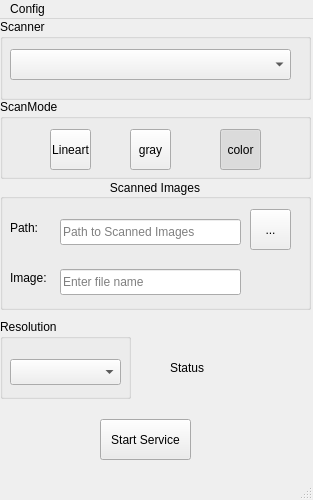
Above: mainwindow.ui from AlfredoCubitos/Scan2Folder before the change. Below: the same form after it.
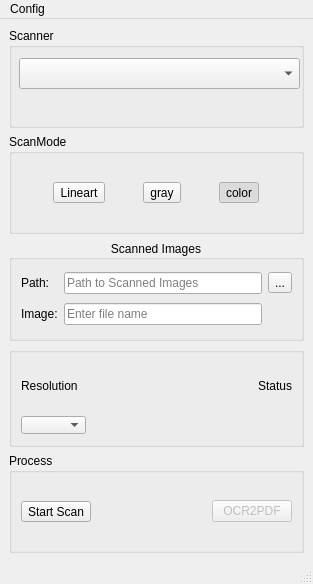
That is the form after the change. Icons and pictures are not drawn.

Commit message: OCR-Process added

```diff
--- a/mainwindow.ui
+++ b/mainwindow.ui
@@ -10,7 +10,7 @@
     <x>0</x>
     <y>0</y>
     <width>313</width>
-    <height>500</height>
+    <height>584</height>
    </rect>
   </property>
   <property name="windowTitle">
@@ -21,15 +21,9 @@
     <normaloff>.</normaloff>.</iconset>
   </property>
   <widget class="QWidget" name="centralwidget">
+   <layout class="QVBoxLayout" name="verticalLayout">
+    <item>
    <widget class="QGroupBox" name="groupBox">
-    <property name="geometry">
-     <rect>
-      <x>0</x>
-      <y>0</y>
-      <width>311</width>
-      <height>81</height>
-     </rect>
-    </property>
     <property name="title">
      <string>Scanner</string>
     </property>
@@ -44,46 +38,15 @@
      </property>
     </widget>
    </widget>
-   <widget class="QToolButton" name="btnStartscan">
-    <property name="geometry">
-     <rect>
-      <x>100</x>
-      <y>400</y>
-      <width>91</width>
-      <height>41</height>
-     </rect>
-    </property>
-    <property name="styleSheet">
-     <string notr="true">background-color: rgb(236, 236, 236);</string>
-    </property>
-    <property name="text">
-     <string>Start Service</string>
-    </property>
-    <property name="checkable">
-     <bool>false</bool>
-    </property>
-   </widget>
+    </item>
+    <item>
    <widget class="QGroupBox" name="groupBox_2">
-    <property name="geometry">
-     <rect>
-      <x>0</x>
-      <y>80</y>
-      <width>311</width>
-      <height>80</height>
-     </rect>
-    </property>
     <property name="title">
      <string>ScanMode</string>
     </property>
+      <layout class="QHBoxLayout" name="horizontalLayout_2">
+       <item>
     <widget class="QToolButton" name="btnBuW">
-     <property name="geometry">
-      <rect>
-       <x>50</x>
-       <y>30</y>
-       <width>41</width>
-       <height>41</height>
-      </rect>
-     </property>
      <property name="toolTip">
       <string comment="Black&amp;White Line Mode">Black&amp;White scan</string>
      </property>
@@ -110,15 +73,9 @@
       <bool>true</bool>
      </property>
     </widget>
+       </item>
+       <item>
     <widget class="QToolButton" name="btnGray">
-     <property name="geometry">
-      <rect>
-       <x>130</x>
-       <y>30</y>
-       <width>41</width>
-       <height>41</height>
-      </rect>
-     </property>
      <property name="toolTip">
       <string>Gray scan</string>
      </property>
@@ -142,15 +99,9 @@
       <bool>true</bool>
      </property>
     </widget>
+       </item>
+       <item>
     <widget class="QToolButton" name="btnColor">
-     <property name="geometry">
-      <rect>
-       <x>220</x>
-       <y>30</y>
-       <width>41</width>
-       <height>41</height>
-      </rect>
-     </property>
      <property name="toolTip">
       <string>Color scan</string>
      </property>
@@ -177,66 +128,28 @@
       <bool>true</bool>
      </property>
     </widget>
-   </widget>
-   <widget class="QGroupBox" name="groupBox_3">
-    <property name="geometry">
-     <rect>
-      <x>0</x>
-      <y>300</y>
-      <width>131</width>
-      <height>80</height>
-     </rect>
-    </property>
-    <property name="title">
-     <string>Resolution</string>
-    </property>
-    <widget class="QComboBox" name="resolutions">
-     <property name="geometry">
-      <rect>
-       <x>10</x>
-       <y>40</y>
-       <width>111</width>
-       <height>26</height>
-      </rect>
-     </property>
-     <property name="styleSheet">
-      <string notr="true">padding-left:3</string>
-     </property>
-     <property name="currentText">
-      <string notr="true"/>
-     </property>
-     <property name="currentIndex">
-      <number>-1</number>
-     </property>
-     <property name="modelColumn">
-      <number>0</number>
-     </property>
-    </widget>
-   </widget>
+       </item>
+      </layout>
+     </widget>
+    </item>
+    <item>
    <widget class="QGroupBox" name="groupBox_4">
-    <property name="geometry">
-     <rect>
-      <x>0</x>
-      <y>160</y>
-      <width>311</width>
-      <height>131</height>
-     </rect>
-    </property>
     <property name="title">
      <string>Scanned Images</string>
     </property>
     <property name="alignment">
      <set>Qt::AlignCenter</set>
     </property>
+      <layout class="QGridLayout" name="gridLayout">
+       <item row="0" column="0">
+        <widget class="QLabel" name="label_2">
+         <property name="text">
+          <string>Path:</string>
+         </property>
+        </widget>
+       </item>
+       <item row="0" column="1">
     <widget class="QLineEdit" name="scanpath">
-     <property name="geometry">
-      <rect>
-       <x>60</x>
-       <y>40</y>
-       <width>181</width>
-       <height>26</height>
-      </rect>
-     </property>
      <property name="text">
       <string/>
      </property>
@@ -247,15 +160,9 @@
       <bool>true</bool>
      </property>
     </widget>
+       </item>
+       <item row="0" column="2">
     <widget class="QToolButton" name="btnOpenDir">
-     <property name="geometry">
-      <rect>
-       <x>250</x>
-       <y>30</y>
-       <width>41</width>
-       <height>41</height>
-      </rect>
-     </property>
      <property name="text">
       <string>...</string>
      </property>
@@ -270,71 +177,35 @@
       </size>
      </property>
     </widget>
-    <widget class="QLineEdit" name="filename">
-     <property name="geometry">
-      <rect>
-       <x>60</x>
-       <y>90</y>
-       <width>181</width>
-       <height>26</height>
-      </rect>
-     </property>
-     <property name="placeholderText">
-      <string>Enter file name</string>
-     </property>
-     <property name="clearButtonEnabled">
-      <bool>true</bool>
-     </property>
-    </widget>
-    <widget class="QLabel" name="label_2">
-     <property name="geometry">
-      <rect>
-       <x>10</x>
-       <y>40</y>
-       <width>31</width>
-       <height>18</height>
-      </rect>
-     </property>
-     <property name="text">
-      <string>Path:</string>
-     </property>
-    </widget>
+       </item>
+       <item row="1" column="0">
     <widget class="QLabel" name="label_3">
-     <property name="geometry">
-      <rect>
-       <x>10</x>
-       <y>90</y>
-       <width>41</width>
-       <height>18</height>
-      </rect>
-     </property>
      <property name="text">
       <string>Image:</string>
      </property>
     </widget>
-   </widget>
-   <widget class="QLabel" name="label">
-    <property name="geometry">
-     <rect>
-      <x>170</x>
-      <y>340</y>
-      <width>58</width>
-      <height>18</height>
-     </rect>
-    </property>
-    <property name="text">
-     <string>Status</string>
-    </property>
-   </widget>
+       </item>
+       <item row="1" column="1">
+        <widget class="QLineEdit" name="filename">
+         <property name="placeholderText">
+          <string>Enter file name</string>
+         </property>
+         <property name="clearButtonEnabled">
+          <bool>true</bool>
+         </property>
+        </widget>
+       </item>
+      </layout>
+     </widget>
+    </item>
+    <item>
+     <widget class="QGroupBox" name="groupBox_3">
+      <property name="title">
+       <string/>
+      </property>
+      <layout class="QGridLayout" name="gridLayout_2">
+       <item row="1" column="2">
    <widget class="QLabel" name="statusLed">
-    <property name="geometry">
-     <rect>
-      <x>260</x>
-      <y>330</y>
-      <width>41</width>
-      <height>41</height>
-     </rect>
-    </property>
     <property name="text">
      <string/>
     </property>
@@ -345,6 +216,99 @@
      <bool>true</bool>
     </property>
    </widget>
+       </item>
+       <item row="0" column="2">
+        <widget class="QLabel" name="label">
+         <property name="text">
+          <string>Status</string>
+         </property>
+        </widget>
+       </item>
+       <item row="1" column="0">
+        <widget class="QComboBox" name="resolutions">
+         <property name="styleSheet">
+          <string notr="true">padding-left:3</string>
+         </property>
+         <property name="currentText">
+          <string notr="true"/>
+         </property>
+         <property name="currentIndex">
+          <number>-1</number>
+         </property>
+         <property name="modelColumn">
+          <number>0</number>
+         </property>
+        </widget>
+       </item>
+       <item row="0" column="0">
+        <widget class="QLabel" name="label_4">
+         <property name="text">
+          <string>Resolution</string>
+         </property>
+        </widget>
+       </item>
+       <item row="1" column="1">
+        <spacer name="horizontalSpacer_2">
+         <property name="orientation">
+          <enum>Qt::Horizontal</enum>
+         </property>
+         <property name="sizeHint" stdset="0">
+          <size>
+           <width>40</width>
+           <height>20</height>
+          </size>
+         </property>
+        </spacer>
+       </item>
+      </layout>
+     </widget>
+    </item>
+    <item>
+     <widget class="QGroupBox" name="groupBox_5">
+      <property name="title">
+       <string>Process</string>
+      </property>
+      <layout class="QHBoxLayout" name="horizontalLayout">
+       <item>
+        <widget class="QToolButton" name="btnStartscan">
+         <property name="styleSheet">
+          <string notr="true">background-color: rgb(236, 236, 236);</string>
+         </property>
+         <property name="text">
+          <string>Start Scan</string>
+         </property>
+         <property name="checkable">
+          <bool>false</bool>
+         </property>
+        </widget>
+       </item>
+       <item>
+        <spacer name="horizontalSpacer">
+         <property name="orientation">
+          <enum>Qt::Horizontal</enum>
+         </property>
+         <property name="sizeHint" stdset="0">
+          <size>
+           <width>40</width>
+           <height>20</height>
+          </size>
+         </property>
+        </spacer>
+       </item>
+       <item>
+        <widget class="QPushButton" name="btnOcr">
+         <property name="enabled">
+          <bool>false</bool>
+         </property>
+         <property name="text">
+          <string>OCR2PDF</string>
+         </property>
+        </widget>
+       </item>
+      </layout>
+     </widget>
+    </item>
+   </layout>
   </widget>
   <widget class="QMenuBar" name="menubar">
    <property name="geometry">
```
Left out of the diff: 17 changed lines with no effect on the pictures. Lines whose indentation alone changed are shown as unchanged. The commit also changes 7 other files.
